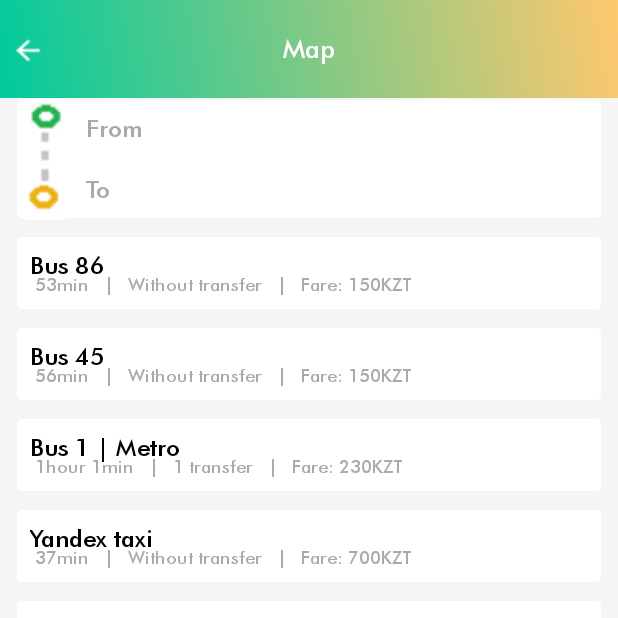
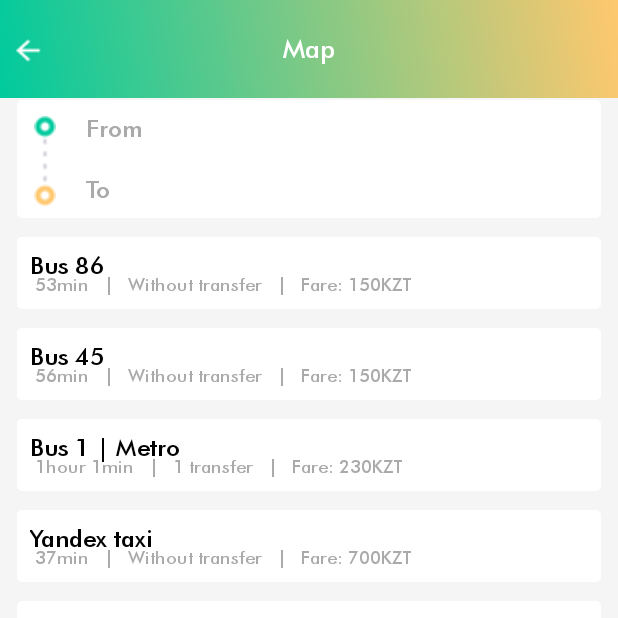
Before and after one commit to wasdx19/Seruen, an Android app: the fragment MapPageFragment1 placed in its activity, after a tap on "TRIP", on a phone screen of 412 x 824 dp, the top half of it. Run offline under Robolectric (Android 15) with nearby library versions, the phone set to English and light mode, and no system bars; libraries missing offline, so code that uses them is left out: com.ittianyu.bottomnavigationviewex; 5 statements that could not run were skipped.

Commit message:
Changed button skip to get started. onBackPressed for Fragmets. Animation for Fragments. Changed some design pages

```diff
--- a/SeruenApp/app/src/main/java/kz/seruen/Fragments/HomePageFragments/HomePageFragment1.kt
+++ b/SeruenApp/app/src/main/java/kz/seruen/Fragments/HomePageFragments/HomePageFragment1.kt
@@ -13,6 +13,7 @@ import android.view.ViewGroup
 import android.view.WindowManager
 import android.widget.Button
 import android.widget.TextView
+import kotlinx.android.synthetic.main.activity_main_page2.*
 
 import kz.seruen.R
 
@@ -36,13 +37,14 @@ class HomePageFragment1 : Fragment() {
 
         btn_trip= v!!.findViewById(R.id.bex_trip)
         btn_trip?.setOnClickListener {
+
             val fragmentManager:FragmentManager?=fragmentActivity?.supportFragmentManager
             val tr = fragmentManager?.beginTransaction()
             val tripFragment:Fragment=HomePageFragment2.newInstance()
-            tr?.replace(R.id.frame, tripFragment!!)
+            tr?.setCustomAnimations(R.anim.abc_fade_in, R.anim.abc_fade_out)
+            tr?.replace(R.id.frame, tripFragment!!)?.addToBackStack(null)
             tr?.commit()
         }
-
         return v
     }
 
--- a/SeruenApp/app/src/main/java/kz/seruen/Fragments/HomePageFragments/HomePageFragment2.kt
+++ b/SeruenApp/app/src/main/java/kz/seruen/Fragments/HomePageFragments/HomePageFragment2.kt
@@ -38,6 +38,7 @@ class HomePageFragment2 : Fragment() {
             val fragmentManager: FragmentManager?=fragmentActivity?.supportFragmentManager
             val tr = fragmentManager?.beginTransaction()
             val tripFragment:Fragment=HomePageFragment1.newInstance()
+            tr?.setCustomAnimations(R.anim.abc_fade_in, R.anim.abc_fade_out)
             tr?.replace(R.id.frame, tripFragment!!)
             tr?.commit()
         }
--- a/SeruenApp/app/src/main/java/kz/seruen/Fragments/MapPageFragments/MapPageFragment1.kt
+++ b/SeruenApp/app/src/main/java/kz/seruen/Fragments/MapPageFragments/MapPageFragment1.kt
@@ -36,7 +36,8 @@ class MapPageFragment1 : Fragment() {
             val fragmentManager: FragmentManager?=fragmentActivity?.supportFragmentManager
             val tr = fragmentManager?.beginTransaction()
             val tripFragment:Fragment= MapPageFragment2.newInstance()
-            tr?.replace(R.id.frame, tripFragment!!)
+            tr?.setCustomAnimations(R.anim.abc_fade_in, R.anim.abc_fade_out)
+            tr?.replace(R.id.frame, tripFragment!!)?.addToBackStack(null)
             tr?.commit()
         }
 
--- a/SeruenApp/app/src/main/java/kz/seruen/Fragments/MapPageFragments/MapPageFragment2.kt
+++ b/SeruenApp/app/src/main/java/kz/seruen/Fragments/MapPageFragments/MapPageFragment2.kt
@@ -4,15 +4,21 @@ import android.os.Build
 import android.support.v7.app.AppCompatActivity
 import android.os.Bundle
 import android.support.v4.app.Fragment
+import android.support.v4.app.FragmentActivity
+import android.support.v4.app.FragmentManager
 import android.view.LayoutInflater
 import android.view.View
 import android.view.ViewGroup
 import android.view.WindowManager
+import android.widget.Button
+import android.widget.ImageButton
+import android.widget.ImageView
 
 import kz.seruen.R
 
 class MapPageFragment2 : Fragment() {
 
+    var mapBackButton: ImageView?=null
     override fun onCreate(savedInstanceState: Bundle?) {
         if (Build.VERSION.SDK_INT >= Build.VERSION_CODES.KITKAT) {
             val w = activity!!.window
@@ -24,7 +30,17 @@ class MapPageFragment2 : Fragment() {
 
     override fun onCreateView(inflater: LayoutInflater, container: ViewGroup?, savedInstanceState: Bundle?): View? {
         val view:View=inflater.inflate(R.layout.activity_map2,container,false)
+        val fragmentActivity: FragmentActivity?=activity
 
+        mapBackButton= view!!.findViewById(R.id.map_back_btn)
+        mapBackButton?.setOnClickListener {
+            val fragmentManager: FragmentManager?=fragmentActivity?.supportFragmentManager
+            val tr = fragmentManager?.beginTransaction()
+            val tripFragment:Fragment= MapPageFragment1.newInstance()
+            tr?.setCustomAnimations(R.anim.abc_fade_in, R.anim.abc_fade_out)
+            tr?.replace(R.id.frame, tripFragment!!)?.addToBackStack(null)
+            tr?.commit()
+        }
 
         return view
     }
--- a/SeruenApp/app/src/main/java/kz/seruen/Fragments/SettingPageFragments/SettingsPageFragment.kt
+++ b/SeruenApp/app/src/main/java/kz/seruen/Fragments/SettingPageFragments/SettingsPageFragment.kt
@@ -26,8 +26,6 @@ class SettingsPageFragment : Fragment() {
     }
 
     companion object {
-
-
         fun newInstance(): SettingsPageFragment {
             val fragment = SettingsPageFragment()
             return fragment
--- a/SeruenApp/app/src/main/java/kz/seruen/Services/ModelObject.kt
+++ b/SeruenApp/app/src/main/java/kz/seruen/Services/ModelObject.kt
@@ -3,9 +3,7 @@ package kz.seruen.Services
 import kz.seruen.R
 
 enum class ModelObject private constructor(val titleResId: Int, val layoutResId: Int) {
-
     RED(R.string.GP1, R.layout.activity_guide_page1),
     BLUE(R.string.GP2, R.layout.activity_guide_page2),
     GREEN(R.string.GP3, R.layout.activity_guide_page3)
-
 }
--- a/SeruenApp/app/src/main/java/kz/seruen/Utils/Adapters/CustomPagerAdapter.kt
+++ b/SeruenApp/app/src/main/java/kz/seruen/Utils/Adapters/CustomPagerAdapter.kt
@@ -34,6 +34,4 @@ class CustomPagerAdapter(private val mContext: Context) : PagerAdapter() {
         val customPagerEnum = ModelObject.values()[position]
         return mContext.getString(customPagerEnum.titleResId)
     }
-
-
 }
--- a/SeruenApp/app/src/main/res/layout/activity_map2.xml
+++ b/SeruenApp/app/src/main/res/layout/activity_map2.xml
@@ -33,7 +33,7 @@
 
 
             <ImageView
-                android:id="@+id/imageView3"
+                android:id="@+id/map_back_btn"
                 android:layout_width="wrap_content"
                 android:layout_height="wrap_content"
                 android:layout_alignParentStart="true"
@@ -69,8 +69,9 @@
 
                     <ImageView
                         android:layout_width="40dp"
-                        android:layout_height="match_parent"
-                        app:srcCompat="@drawable/fromto_icon" />
+                        android:layout_height="60dp"
+                        android:layout_marginTop="12dp"
+                        app:srcCompat="@drawable/fromto" />
 
                     <LinearLayout
                         android:layout_width="match_parent"
```
Also changed, not shown: SeruenApp/app/src/main/java/kz/seruen/Utils/Sliders/GuidePageSlider.kt (+29 -2 lines), SeruenApp/app/src/main/res/layout/activity_slider.xml (+18 -0 lines), SeruenApp/app/src/main/res/drawable-v24/fromto.png (added), SeruenApp/app/src/main/res/drawable/fromto_icon.png (deleted), SeruenApp/app/src/main/res/drawable/logo.png (deleted), SeruenApp/app/src/main/res/drawable/scroll1.png (deleted), SeruenApp/app/src/main/res/drawable/scroll2.png (deleted), SeruenApp/app/src/main/res/drawable/scroll3.png (deleted).
